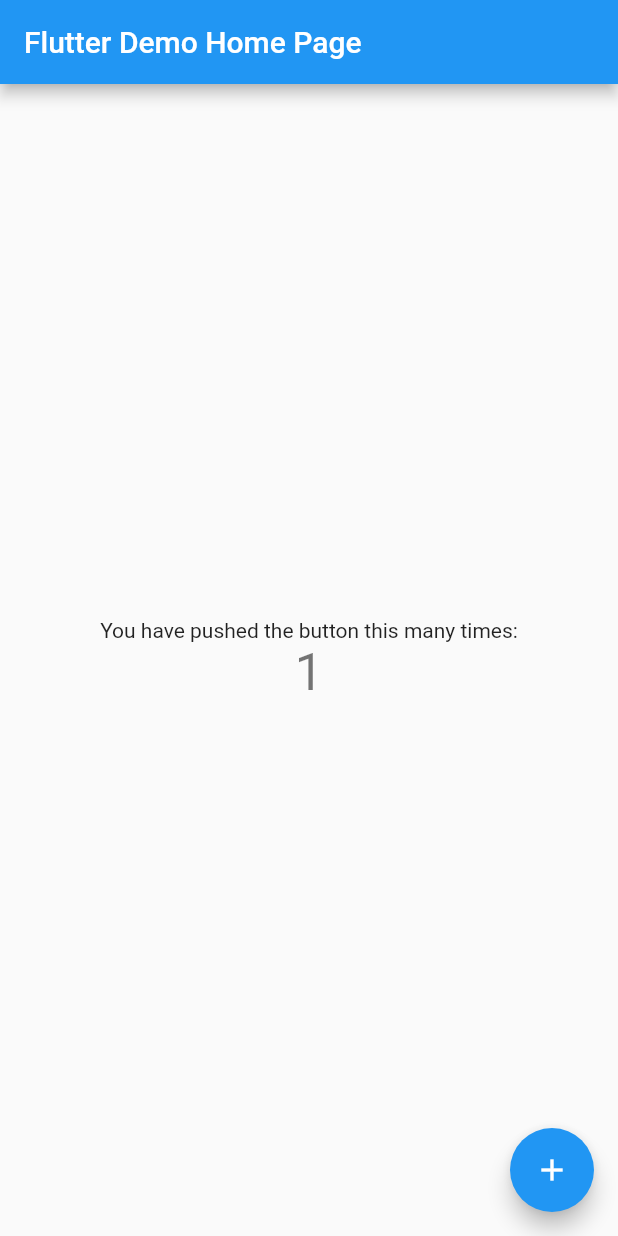
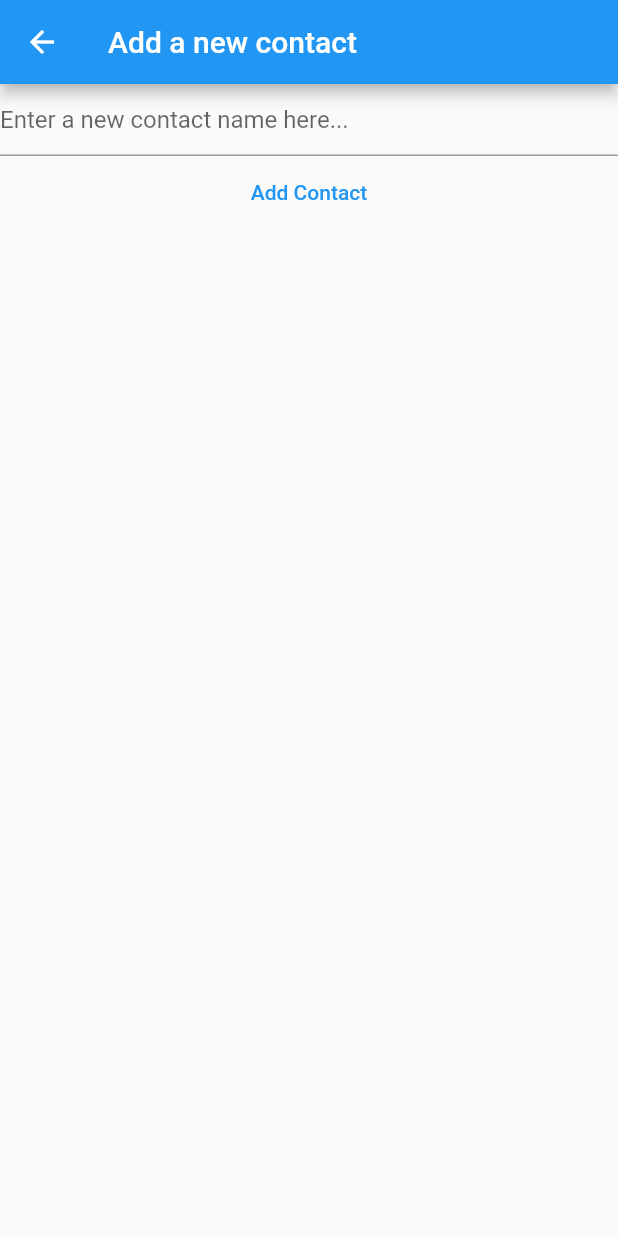
Before and after one commit to Khylesiarot/SIAROT_basicsStatemanagement, a Flutter app: the screen it shows after launch, after a tap on the "add" icon, on a phone screen of 412 x 824 dp. Run offline on Flutter 3.47's test engine with Material 2 defaults, Android fonts, the phone set to English and light mode, and no system bars.

Commit message:
notifier/listener

```diff
--- a/lib/main.dart
+++ b/lib/main.dart
@@ -1,4 +1,5 @@
 import 'package:flutter/material.dart';
+import 'package:uuid/uuid.dart';
 
 void main() {
   runApp(const MyApp());
@@ -6,113 +7,148 @@ void main() {
 
 class MyApp extends StatelessWidget {
   const MyApp({super.key});
-
-  // This widget is the root of your application.
   @override
   Widget build(BuildContext context) {
     return MaterialApp(
-      title: 'Flutter Demo',
+      title: 'Basic State Management',
       theme: ThemeData(
-        // This is the theme of your application.
-        //
-        // Try running your application with "flutter run". You'll see the
-        // application has a blue toolbar. Then, without quitting the app, try
-        // changing the primarySwatch below to Colors.green and then invoke
-        // "hot reload" (press "r" in the console where you ran "flutter run",
-        // or simply save your changes to "hot reload" in a Flutter IDE).
-        // Notice that the counter didn't reset back to zero; the application
-        // is not restarted.
         primarySwatch: Colors.blue,
-
       ),
-      home: const MyHomePage(title: 'Flutter Demo Home Page'),
       debugShowCheckedModeBanner: false,
-
+      home: const HomePage(),
+      routes: {
+        '/new-contact': (context) => const NewContactView(),
+      },
     );
   }
 }
 
-class MyHomePage extends StatefulWidget {
-  const MyHomePage({super.key, required this.title});
+class Contact {
+  final String id;
+  final String name;
+  Contact({
+    required this.name,
+  }) : id = const Uuid().v4();
+}
 
-  // This widget is the home page of your application. It is stateful, meaning
-  // that it has a State object (defined below) that contains fields that affect
-  // how it looks.
+class ContactBook extends ValueNotifier<List<Contact>> {
+  ContactBook._sharedInstance() : super([]);
+  static final ContactBook _shared = ContactBook._sharedInstance();
+  factory ContactBook() => _shared;
 
-  // This class is the configuration for the state. It holds the values (in this
-  // case the title) provided by the parent (in this case the App widget) and
-  // used by the build method of the State. Fields in a Widget subclass are
-  // always marked "final".
+  int get length => value.length;
 
-  final String title;
+  void add({required Contact contact}) {
+    final contacts = value;
+    contacts.add(contact);
+    notifyListeners();
+  }
+
+  void remove({required Contact contact}) {
+    final contacts = value;
+    if (contacts.contains(contact)) {
+      contacts.remove(contact);
+      notifyListeners();
+    }
+  }
+
+  Contact? contact({required int atIndex}) =>
+      value.length > atIndex ? value[atIndex] : null;
+}
+
+class HomePage extends StatelessWidget {
+  const HomePage({super.key});
 
   @override
-  State<MyHomePage> createState() => _MyHomePageState();
+  Widget build(BuildContext context) {
+    return Scaffold(
+      appBar: AppBar(
+        centerTitle: true,
+        title: const Text(
+          'HomePage',
+          textAlign: TextAlign.center,
+        ),
+      ),
+      body: ValueListenableBuilder(
+        valueListenable: ContactBook(),
+        builder: (contact, value, child) {
+          final contacts = value;
+          return ListView.builder(
+            itemCount: contacts.length,
+            itemBuilder: (context, index) {
+              final contact = contacts[index];
+              return Dismissible(
+                onDismissed: (direction) {
+                  ContactBook().remove(contact: contact);
+                },
+                key: ValueKey(contact.id),
+                child: Material(
+                  color: Colors.white,
+                  elevation: 6.0,
+                  child: ListTile(
+                    title: Text(contact.name),
+                  ),
+                ),
+              );
+            },
+          );
+        },
+      ),
+      floatingActionButton: FloatingActionButton(
+        onPressed: () async {
+          await Navigator.pushNamed(context, '/new-contact');
+        },
+        child: const Icon(Icons.add),
+      ),
+    );
+  }
 }
 
-class _MyHomePageState extends State<MyHomePage> {
-  int _counter = 0;
+class NewContactView extends StatefulWidget {
+  const NewContactView({super.key});
 
-  void _incrementCounter() {
-    setState(() {
-      // This call to setState tells the Flutter framework that something has
-      // changed in this State, which causes it to rerun the build method below
-      // so that the display can reflect the updated values. If we changed
-      // _counter without calling setState(), then the build method would not be
-      // called again, and so nothing would appear to happen.
-      _counter++;
-    });
+  @override
+  State<NewContactView> createState() => _NewContactViewState();
+}
+
+class _NewContactViewState extends State<NewContactView> {
+  late final TextEditingController _controller;
+
+  @override
+  void initState() {
+    _controller = TextEditingController();
+    super.initState();
+  }
+
+  @override
+  void dispose() {
+    _controller.dispose();
+    super.dispose();
   }
 
   @override
   Widget build(BuildContext context) {
-    // This method is rerun every time setState is called, for instance as done
-    // by the _incrementCounter method above.
-    //
-    // The Flutter framework has been optimized to make rerunning build methods
-    // fast, so that you can just rebuild anything that needs updating rather
-    // than having to individually change instances of widgets.
     return Scaffold(
       appBar: AppBar(
-        // Here we take the value from the MyHomePage object that was created by
-        // the App.build method, and use it to set our appbar title.
-        title: Text(widget.title),
+        title: const Text('Add a new contact'),
       ),
-      body: Center(
-        // Center is a layout widget. It takes a single child and positions it
-        // in the middle of the parent.
-        child: Column(
-          // Column is also a layout widget. It takes a list of children and
-          // arranges them vertically. By default, it sizes itself to fit its
-          // children horizontally, and tries to be as tall as its parent.
-          //
-          // Invoke "debug painting" (press "p" in the console, choose the
-          // "Toggle Debug Paint" action from the Flutter Inspector in Android
-          // Studio, or the "Toggle Debug Paint" command in Visual Studio Code)
-          // to see the wireframe for each widget.
-          //
-          // Column has various properties to control how it sizes itself and
-          // how it positions its children. Here we use mainAxisAlignment to
-          // center the children vertically; the main axis here is the vertical
-          // axis because Columns are vertical (the cross axis would be
-          // horizontal).
-          mainAxisAlignment: MainAxisAlignment.center,
-          children: <Widget>[
-            const Text(
-              'You have pushed the button this many times:',
+      body: Column(
+        children: [
+          TextField(
+            controller: _controller,
+            decoration: const InputDecoration(
+              hintText: 'Enter a new contact name here...',
             ),
-            Text(
-              '$_counter',
-              style: Theme.of(context).textTheme.headlineMedium,
-            ),
-          ],
-        ),
+          ),
+          TextButton(
+              onPressed: () {
+                final contact = Contact(name: _controller.text);
+                ContactBook().add(contact: contact);
+                Navigator.of(context).pop();
+              },
+              child: const Text('Add Contact'))
+        ],
       ),
-      floatingActionButton: FloatingActionButton(
-        onPressed: _incrementCounter,
-        tooltip: 'Increment',
-        child: const Icon(Icons.add),
-      ), // This trailing comma makes auto-formatting nicer for build methods.
     );
   }
 }
--- a/pubspec.yaml
+++ b/pubspec.yaml
@@ -35,6 +35,7 @@ dependencies:
   # The following adds the Cupertino Icons font to your application.
   # Use with the CupertinoIcons class for iOS style icons.
   cupertino_icons: ^1.0.2
+  uuid: ^3.0.7
 
 dev_dependencies:
   flutter_test:
```
Also changed, not shown: pubspec.lock.
